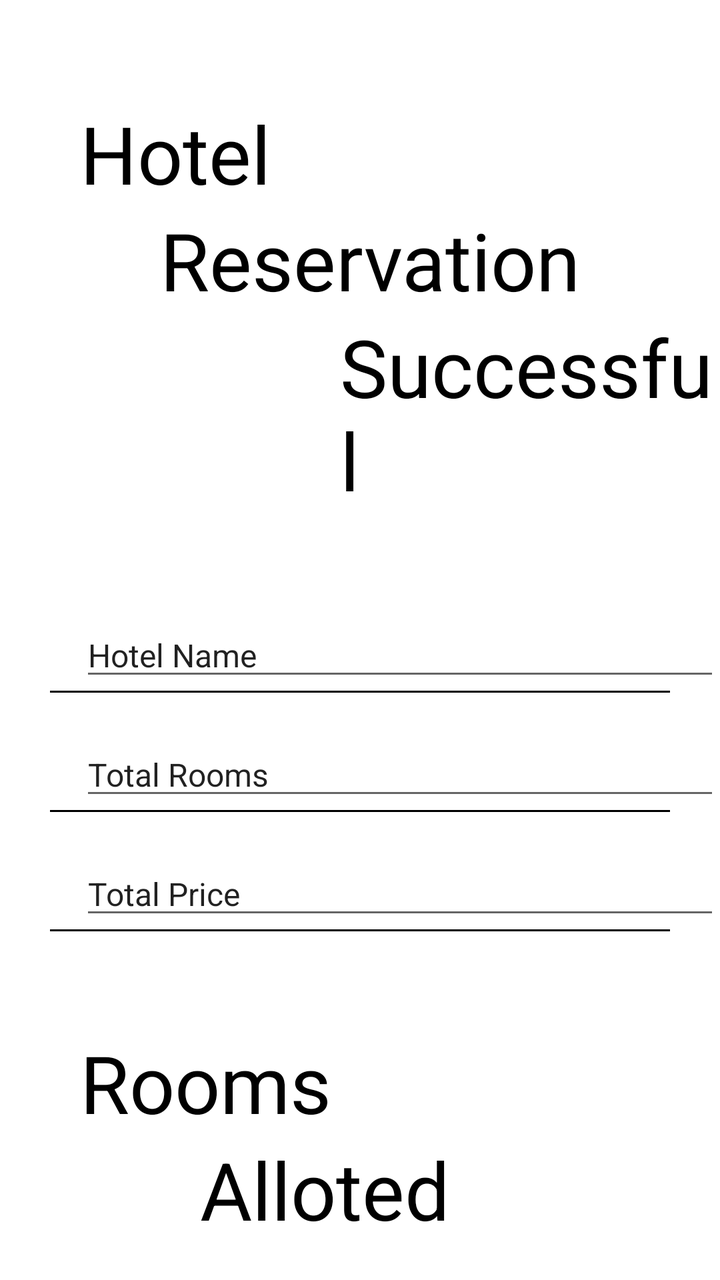
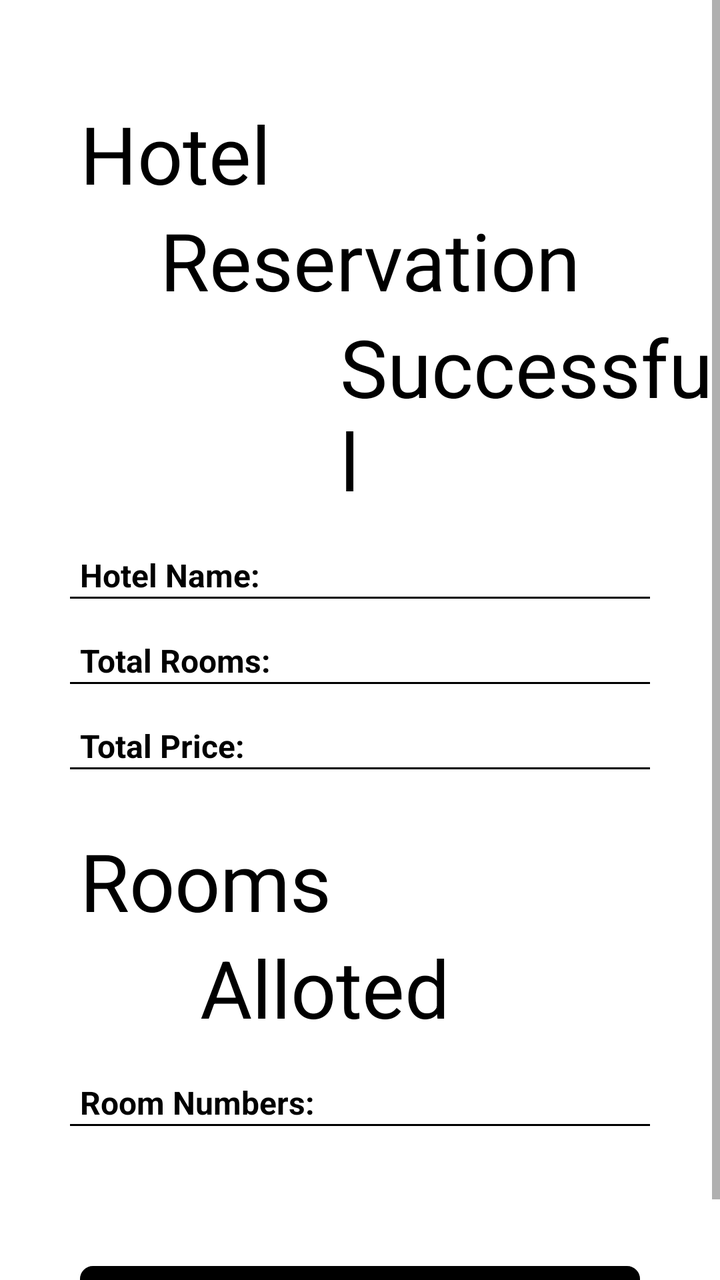

Before-and-after screenshots of an Android layout around one commit, followed by the original layout XML and the change that was made.
<!-- AndroidManifest.xml: application theme Theme.Project_Code -->
<!-- res/layout/activity_hotel_reservation_screen.xml -->
<?xml version="1.0" encoding="utf-8"?>
<RelativeLayout
    xmlns:android="http://schemas.android.com/apk/res/android"
    xmlns:app="http://schemas.android.com/apk/res-auto"
    xmlns:tools="http://schemas.android.com/tools"
    android:layout_width="match_parent"
    android:layout_height="match_parent"
    tools:context=".presentationLayer.Hotel_Reservation_Screen">



    <TextView
        android:id="@+id/hotel"
        android:layout_width="wrap_content"
        android:layout_height="wrap_content"
        android:layout_marginStart="40dp"
        android:layout_marginTop="50dp"
        android:text="Hotel"
        android:textColor="#000000"
        android:textSize="40sp" />

    <TextView
        android:id="@+id/reservation"
        android:layout_width="wrap_content"
        android:layout_height="wrap_content"
        android:layout_below="@id/hotel"
        android:layout_marginStart="80dp"
        android:text="Reservation"
        android:textColor="#000000"
        android:textSize="40sp" />

    <TextView
        android:layout_width="wrap_content"
        android:layout_height="wrap_content"
        android:text="Successful"
        android:textSize="40sp"
        android:textColor="#000000"
        android:layout_below="@id/reservation"
        android:layout_marginStart="170dp"
        android:id="@+id/sucessful"/>

    <EditText
        android:layout_width="match_parent"
        android:layout_height="wrap_content"
        android:text="Hotel Name"
        android:layout_below="@id/sucessful"
        android:textSize="16sp"
        android:layout_marginTop="50dp"
        android:layout_marginStart="40dp"
        android:id="@+id/tv_hotel_name"/>

    <ImageView
        android:id="@+id/line1"
        android:layout_width="match_parent"
        android:layout_height="1dp"
        android:layout_below="@id/tv_hotel_name"
        android:layout_centerHorizontal="true"
        android:layout_marginStart="50dp"
        android:background="#000000"/>

    <EditText
        android:layout_width="match_parent"
        android:layout_height="wrap_content"
        android:text="Total Rooms"
        android:layout_below="@id/line1"
        android:textSize="16sp"
        android:layout_marginTop="20dp"
        android:layout_marginStart="40dp"
        android:id="@+id/tv_total_rooms"/>

    <ImageView
        android:id="@+id/line2"
        android:layout_width="match_parent"
        android:layout_height="1dp"
        android:layout_below="@id/tv_total_rooms"
        android:layout_centerHorizontal="true"
        android:layout_marginStart="50dp"
        android:background="#000000"/>

    <EditText
        android:id="@+id/tv_total_price"
        android:layout_width="match_parent"
        android:layout_height="wrap_content"
        android:layout_below="@id/line2"
        android:layout_marginStart="40dp"
        android:layout_marginTop="20dp"
        android:text="Total Price"
        android:textSize="16sp" />

    <ImageView
        android:id="@+id/line3"
        android:layout_width="match_parent"
        android:layout_height="1dp"
        android:layout_below="@id/tv_total_price"
        android:layout_centerHorizontal="true"
        android:layout_marginStart="50dp"
        android:background="#000000"/>

    <TextView
        android:id="@+id/rooms"
        android:layout_width="wrap_content"
        android:layout_height="wrap_content"
        android:layout_marginStart="40dp"
        android:layout_marginTop="50dp"
        android:text="Rooms"
        android:textColor="#000000"
        android:textSize="40sp"
        android:layout_below="@+id/tv_total_price"/>

    <TextView
        android:id="@+id/alloted"
        android:layout_width="wrap_content"
        android:layout_height="wrap_content"
        android:layout_below="@id/rooms"
        android:layout_marginStart="100dp"
        android:text="Alloted"
        android:textColor="#000000"
        android:textSize="40sp" />

    <EditText
        android:id="@+id/tv_rooms"
        android:layout_width="match_parent"
        android:layout_height="wrap_content"
        android:layout_below="@id/alloted"
        android:layout_marginStart="30dp"
        android:layout_marginTop="20dp"
        android:text="Rooms #"
        android:textSize="16sp" />

    <ImageView
        android:id="@+id/line4"
        android:layout_width="match_parent"
        android:layout_height="1dp"
        android:layout_below="@id/tv_rooms"
        android:layout_centerHorizontal="true"
        android:layout_marginStart="50dp"
        android:background="#000000"/>



    <RelativeLayout
        android:layout_width="match_parent"
        android:layout_height="50dp"
        android:layout_marginTop="660dp"
        android:layout_centerHorizontal="true"
        android:layout_marginStart="80dp"
        android:id="@+id/END_button">

        <ImageView
            android:layout_width="match_parent"
            android:layout_height="match_parent"
            android:background="@drawable/main_screen_button_bg"
            android:backgroundTint="#000000" />

        <TextView
            android:layout_width="wrap_content"
            android:layout_height="wrap_content"
            android:text="Finish"
            android:textColor="#FFFFFF"
            android:layout_centerInParent="true"
            android:textStyle="bold"/>
    </RelativeLayout>

</RelativeLayout>
<!-- resources referenced by this layout -->
<resources>
  <!-- drawable main_screen_button_bg (drawable) -->
  <?xml version="1.0" encoding="utf-8"?>
  <shape xmlns:android="http://schemas.android.com/apk/res/android"
      android:shape="rectangle">
      <solid
          android:color="#FFFFFF"/>
      <corners
          android:radius="5dp" />
      <stroke
          android:width="3dp"
          android:color="#000000"/>
  </shape>
  <style name="Theme.Project_Code" parent="Theme.MaterialComponents.DayNight.NoActionBar">
          
          <item name="colorPrimary">@color/purple_500</item>
          <item name="colorPrimaryVariant">@color/purple_700</item>
          <item name="colorOnPrimary">@color/white</item>
          
          <item name="colorSecondary">@color/teal_200</item>
          <item name="colorSecondaryVariant">@color/teal_700</item>
          <item name="colorOnSecondary">@color/black</item>
          
          <item name="android:statusBarColor" tools:targetApi="l">?attr/colorPrimaryVariant</item>
          
      </style>
  <color name="purple_500">#FF6200EE</color>
  <color name="purple_700">#FF3700B3</color>
  <color name="white">#FFFFFFFF</color>
  <color name="teal_200">#FF03DAC5</color>
  <color name="teal_700">#FF018786</color>
  <color name="black">#FF000000</color>
</resources>

<!-- the commit's change to res/layout/activity_hotel_reservation_screen.xml (unified diff, before → after) -->
@@ -7,158 +7,219 @@
     android:layout_height="match_parent"
     tools:context=".presentationLayer.Hotel_Reservation_Screen">
 
-
-
-    <TextView
-        android:id="@+id/hotel"
-        android:layout_width="wrap_content"
-        android:layout_height="wrap_content"
-        android:layout_marginStart="40dp"
-        android:layout_marginTop="50dp"
-        android:text="Hotel"
-        android:textColor="#000000"
-        android:textSize="40sp" />
-
-    <TextView
-        android:id="@+id/reservation"
-        android:layout_width="wrap_content"
-        android:layout_height="wrap_content"
-        android:layout_below="@id/hotel"
-        android:layout_marginStart="80dp"
-        android:text="Reservation"
-        android:textColor="#000000"
-        android:textSize="40sp" />
-
-    <TextView
-        android:layout_width="wrap_content"
-        android:layout_height="wrap_content"
-        android:text="Successful"
-        android:textSize="40sp"
-        android:textColor="#000000"
-        android:layout_below="@id/reservation"
-        android:layout_marginStart="170dp"
-        android:id="@+id/sucessful"/>
-
-    <EditText
+    <ScrollView
         android:layout_width="match_parent"
-        android:layout_height="wrap_content"
-        android:text="Hotel Name"
-        android:layout_below="@id/sucessful"
-        android:textSize="16sp"
-        android:layout_marginTop="50dp"
-        android:layout_marginStart="40dp"
-        android:id="@+id/tv_hotel_name"/>
-
-    <ImageView
-        android:id="@+id/line1"
-        android:layout_width="match_parent"
-        android:layout_height="1dp"
-        android:layout_below="@id/tv_hotel_name"
-        android:layout_centerHorizontal="true"
-        android:layout_marginStart="50dp"
-        android:background="#000000"/>
-
-    <EditText
-        android:layout_width="match_parent"
-        android:layout_height="wrap_content"
-        android:text="Total Rooms"
-        android:layout_below="@id/line1"
-        android:textSize="16sp"
-        android:layout_marginTop="20dp"
-        android:layout_marginStart="40dp"
-        android:id="@+id/tv_total_rooms"/>
-
-    <ImageView
-        android:id="@+id/line2"
-        android:layout_width="match_parent"
-        android:layout_height="1dp"
-        android:layout_below="@id/tv_total_rooms"
-        android:layout_centerHorizontal="true"
-        android:layout_marginStart="50dp"
-        android:background="#000000"/>
-
-    <EditText
-        android:id="@+id/tv_total_price"
-        android:layout_width="match_parent"
-        android:layout_height="wrap_content"
-        android:layout_below="@id/line2"
-        android:layout_marginStart="40dp"
-        android:layout_marginTop="20dp"
-        android:text="Total Price"
-        android:textSize="16sp" />
-
-    <ImageView
-        android:id="@+id/line3"
-        android:layout_width="match_parent"
-        android:layout_height="1dp"
-        android:layout_below="@id/tv_total_price"
-        android:layout_centerHorizontal="true"
-        android:layout_marginStart="50dp"
-        android:background="#000000"/>
-
-    <TextView
-        android:id="@+id/rooms"
-        android:layout_width="wrap_content"
-        android:layout_height="wrap_content"
-        android:layout_marginStart="40dp"
-        android:layout_marginTop="50dp"
-        android:text="Rooms"
-        android:textColor="#000000"
-        android:textSize="40sp"
-        android:layout_below="@+id/tv_total_price"/>
-
-    <TextView
-        android:id="@+id/alloted"
-        android:layout_width="wrap_content"
-        android:layout_height="wrap_content"
-        android:layout_below="@id/rooms"
-        android:layout_marginStart="100dp"
-        android:text="Alloted"
-        android:textColor="#000000"
-        android:textSize="40sp" />
-
-    <EditText
-        android:id="@+id/tv_rooms"
-        android:layout_width="match_parent"
-        android:layout_height="wrap_content"
-        android:layout_below="@id/alloted"
-        android:layout_marginStart="30dp"
-        android:layout_marginTop="20dp"
-        android:text="Rooms #"
-        android:textSize="16sp" />
-
-    <ImageView
-        android:id="@+id/line4"
-        android:layout_width="match_parent"
-        android:layout_height="1dp"
-        android:layout_below="@id/tv_rooms"
-        android:layout_centerHorizontal="true"
-        android:layout_marginStart="50dp"
-        android:background="#000000"/>
-
-
-
-    <RelativeLayout
-        android:layout_width="match_parent"
-        android:layout_height="50dp"
-        android:layout_marginTop="660dp"
-        android:layout_centerHorizontal="true"
-        android:layout_marginStart="80dp"
-        android:id="@+id/END_button">
-
-        <ImageView
+        android:layout_height="match_parent">
+        <RelativeLayout
             android:layout_width="match_parent"
-            android:layout_height="match_parent"
-            android:background="@drawable/main_screen_button_bg"
-            android:backgroundTint="#000000" />
-
-        <TextView
-            android:layout_width="wrap_content"
-            android:layout_height="wrap_content"
-            android:text="Finish"
-            android:textColor="#FFFFFF"
-            android:layout_centerInParent="true"
-            android:textStyle="bold"/>
-    </RelativeLayout>
-
+            android:layout_height="match_parent">
+
+            <TextView
+                android:id="@+id/hotel"
+                android:layout_width="wrap_content"
+                android:layout_height="wrap_content"
+                android:layout_marginStart="40dp"
+                android:layout_marginTop="50dp"
+                android:text="Hotel"
+                android:textColor="#000000"
+                android:textSize="40sp" />
+
+            <TextView
+                android:id="@+id/reservation"
+                android:layout_width="wrap_content"
+                android:layout_height="wrap_content"
+                android:layout_below="@id/hotel"
+                android:layout_marginStart="80dp"
+                android:text="Reservation"
+                android:textColor="#000000"
+                android:textSize="40sp" />
+
+            <TextView
+                android:layout_width="wrap_content"
+                android:layout_height="wrap_content"
+                android:text="Successful"
+                android:textSize="40sp"
+                android:textColor="#000000"
+                android:layout_below="@id/reservation"
+                android:layout_marginStart="170dp"
+                android:id="@+id/sucessful"/>
+
+            <TextView
+                android:layout_width="wrap_content"
+                android:layout_height="wrap_content"
+                android:text="Hotel Name: "
+                android:textSize="16sp"
+                android:textColor="#000000"
+                android:layout_below="@id/sucessful"
+                android:layout_marginTop="20dp"
+                android:layout_marginStart="40dp"
+                android:id="@+id/hotel_name"
+                android:textStyle="bold"/>
+
+            <TextView
+                android:id="@+id/tv_hotel_name"
+                android:layout_width="match_parent"
+                android:layout_height="wrap_content"
+                android:layout_below="@+id/sucessful"
+                android:layout_marginStart="15dp"
+                android:layout_marginTop="20dp"
+                android:layout_marginEnd="50dp"
+                android:layout_toEndOf="@+id/hotel_name"
+                android:textSize="16sp"
+                android:textColor="#373737"/>
+
+            <ImageView
+                android:id="@+id/line1"
+                android:layout_width="match_parent"
+                android:layout_height="1dp"
+                android:layout_below="@id/tv_hotel_name"
+                android:layout_centerHorizontal="true"
+                android:layout_marginStart="70dp"
+                android:background="#000000"/>
+
+            <TextView
+                android:layout_width="wrap_content"
+                android:layout_height="wrap_content"
+                android:text="Total Rooms: "
+                android:textSize="16sp"
+                android:textColor="#000000"
+                android:layout_below="@id/line1"
+                android:layout_marginTop="20dp"
+                android:layout_marginStart="40dp"
+                android:id="@+id/total_rooms"
+                android:textStyle="bold"/>
+
+            <TextView
+                android:id="@+id/tv_total_rooms"
+                android:layout_width="match_parent"
+                android:layout_height="wrap_content"
+                android:layout_below="@id/line1"
+                android:layout_marginStart="15dp"
+                android:layout_marginTop="20dp"
+                android:layout_marginEnd="50dp"
+                android:layout_toEndOf="@id/total_rooms"
+                android:textSize="16sp"
+                android:textColor="#373737"/>
+
+            <ImageView
+                android:id="@+id/line2"
+                android:layout_width="match_parent"
+                android:layout_height="1dp"
+                android:layout_below="@id/tv_total_rooms"
+                android:layout_centerHorizontal="true"
+                android:layout_marginStart="70dp"
+                android:background="#000000"/>
+
+            <TextView
+                android:layout_width="wrap_content"
+                android:layout_height="wrap_content"
+                android:text="Total Price: "
+                android:textSize="16sp"
+                android:textColor="#000000"
+                android:layout_below="@id/line2"
+                android:layout_marginTop="20dp"
+                android:layout_marginStart="40dp"
+                android:id="@+id/total_price"
+                android:textStyle="bold"/>
+
+            <TextView
+                android:id="@+id/tv_total_price"
+                android:layout_width="match_parent"
+                android:layout_height="wrap_content"
+                android:layout_below="@id/line2"
+                android:layout_marginStart="15dp"
+                android:layout_marginTop="20dp"
+                android:layout_marginEnd="50dp"
+                android:layout_toEndOf="@id/total_price"
+                android:textSize="16sp"
+                android:textColor="#373737"/>
+
+            <ImageView
+                android:id="@+id/line3"
+                android:layout_width="match_parent"
+                android:layout_height="1dp"
+                android:layout_below="@id/tv_total_price"
+                android:layout_centerHorizontal="true"
+                android:layout_marginStart="70dp"
+                android:background="#000000"/>
+
+            <TextView
+                android:id="@+id/rooms"
+                android:layout_width="wrap_content"
+                android:layout_height="wrap_content"
+                android:layout_marginStart="40dp"
+                android:layout_marginTop="30dp"
+                android:text="Rooms"
+                android:textColor="#000000"
+                android:textSize="40sp"
+                android:layout_below="@+id/tv_total_price"/>
+
+            <TextView
+                android:id="@+id/alloted"
+                android:layout_width="wrap_content"
+                android:layout_height="wrap_content"
+                android:layout_below="@id/rooms"
+                android:layout_marginStart="100dp"
+                android:text="Alloted"
+                android:textColor="#000000"
+                android:textSize="40sp" />
+
+            <TextView
+                android:layout_width="wrap_content"
+                android:layout_height="wrap_content"
+                android:text="Room Numbers: "
+                android:textSize="16sp"
+                android:textColor="#000000"
+                android:layout_below="@id/alloted"
+                android:layout_marginTop="20dp"
+                android:layout_marginStart="40dp"
+                android:id="@+id/rooms_alloted"
+                android:textStyle="bold"/>
+
+            <TextView
+                android:id="@+id/tv_rooms"
+                android:layout_width="match_parent"
+                android:layout_height="wrap_content"
+                android:layout_below="@id/alloted"
+                android:layout_toEndOf="@id/rooms_alloted"
+                android:layout_marginStart="15dp"
+                android:layout_marginTop="20dp"
+                android:layout_marginEnd="50dp"
+                android:textSize="16sp"
+                android:textColor="#373737"/>
+
+            <ImageView
+                android:id="@+id/line4"
+                android:layout_width="match_parent"
+                android:layout_height="1dp"
+                android:layout_below="@id/tv_rooms"
+                android:layout_centerHorizontal="true"
+                android:layout_marginStart="70dp"
+                android:background="#000000"/>
+
+            <RelativeLayout
+                android:layout_width="match_parent"
+                android:layout_height="50dp"
+                android:layout_below="@+id/line4"
+                android:layout_centerHorizontal="true"
+                android:layout_marginStart="80dp"
+                android:layout_marginTop="70dp"
+                android:id="@+id/END_button">
+
+                <ImageView
+                    android:layout_width="match_parent"
+                    android:layout_height="match_parent"
+                    android:background="@drawable/main_screen_button_bg"
+                    android:backgroundTint="#000000" />
+
+                <TextView
+                    android:layout_width="wrap_content"
+                    android:layout_height="wrap_content"
+                    android:text="Finish"
+                    android:textColor="#FFFFFF"
+                    android:layout_centerInParent="true"
+                    android:textStyle="bold"/>
+            </RelativeLayout>
+        </RelativeLayout>
+    </ScrollView>
 </RelativeLayout>
